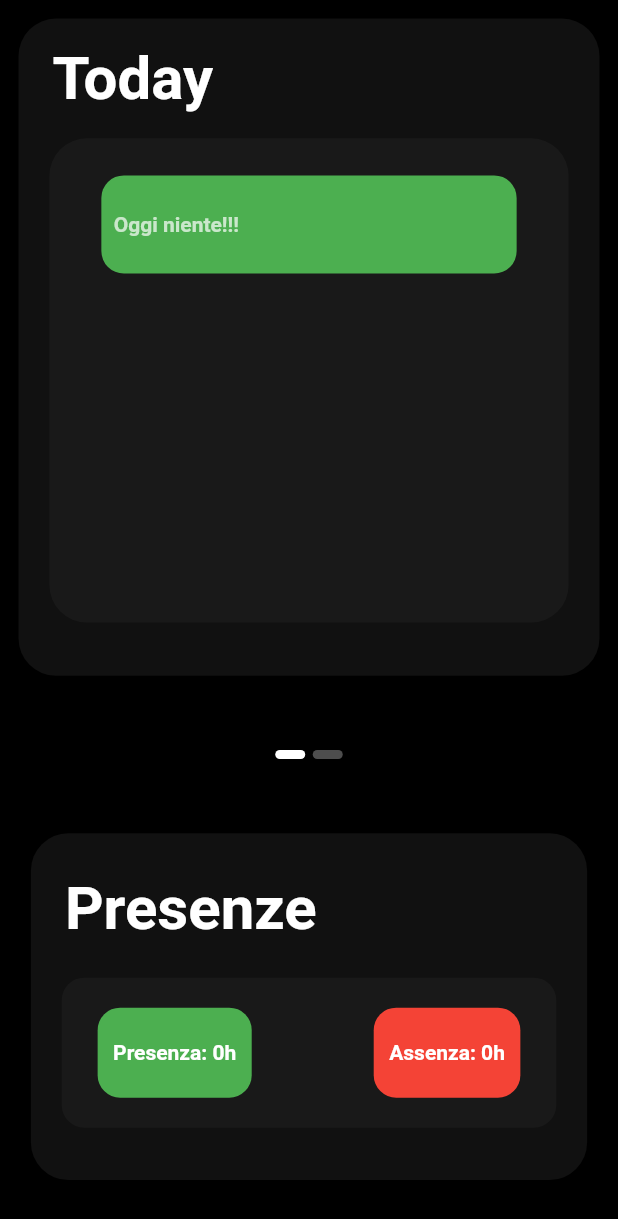
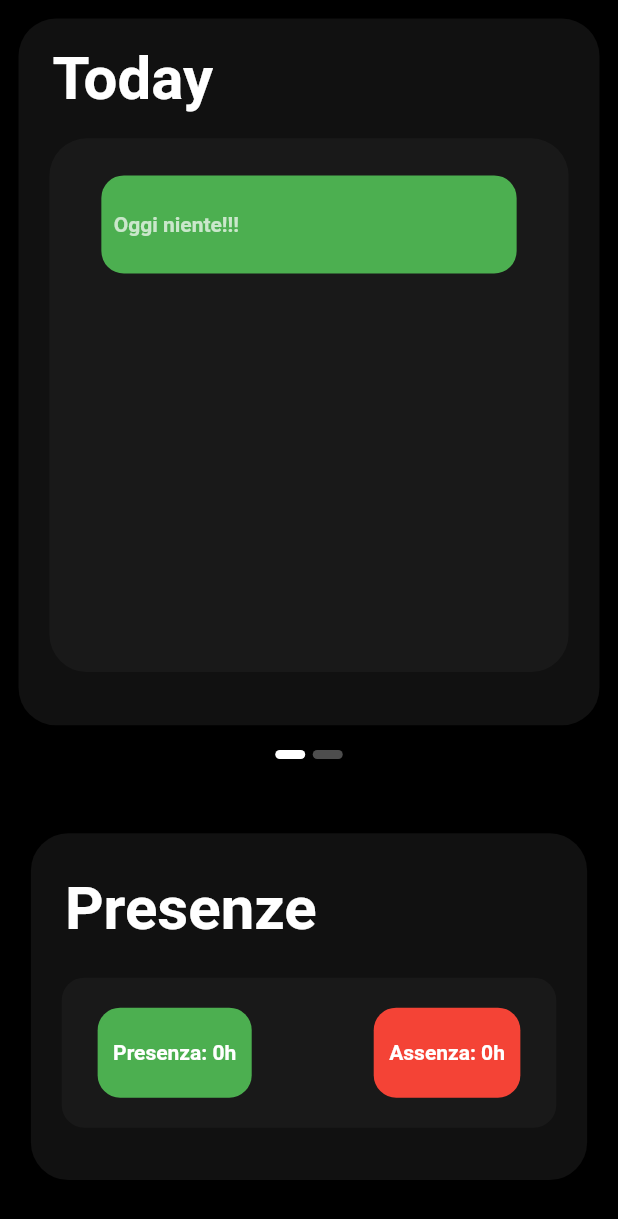
Before and after one commit to lorenzo-vecchio/app_registro_itsar, a Flutter app: the Home screen opened directly, on a phone screen of 412 x 824 dp. Shown: the top 1219 px of the screen. Run offline on Flutter 3.47's test engine with Material 2 defaults, Android fonts, the phone set to English and light mode, and no system bars; drawn by our look-alikes of carousel_indicator, carousel_slider; our stand-ins replace connectivity_plus, flutter_native_splash, flutter_secure_storage, google_nav_bar; missing offline and left inert: circular_seek_bar, flutter_neat_and_clean_calendar; accounts and stored records are empty; Roboto replaces fonts that are missing (Montserrat).

```diff
--- a/lib/pages/home.dart
+++ b/lib/pages/home.dart
@@ -79,7 +79,7 @@ class _HomeState extends State<Home> {
                       _mediaQueryData.size.width * 0.03,
                       _mediaQueryData.size.width * 0.03,
                       _mediaQueryData.size.width * 0.03,
-                      _mediaQueryData.size.width * 0.12),
+                      _mediaQueryData.size.width * 0.04),
                   child: ListTile(
                     contentPadding: EdgeInsets.fromLTRB(
                       0,
```
